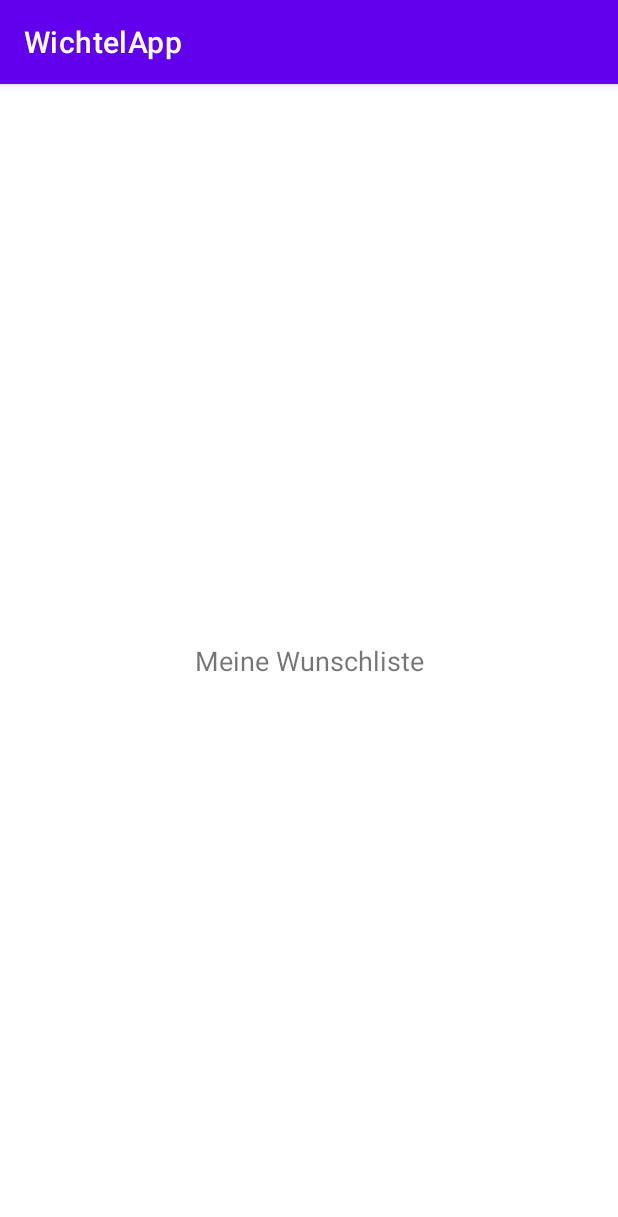
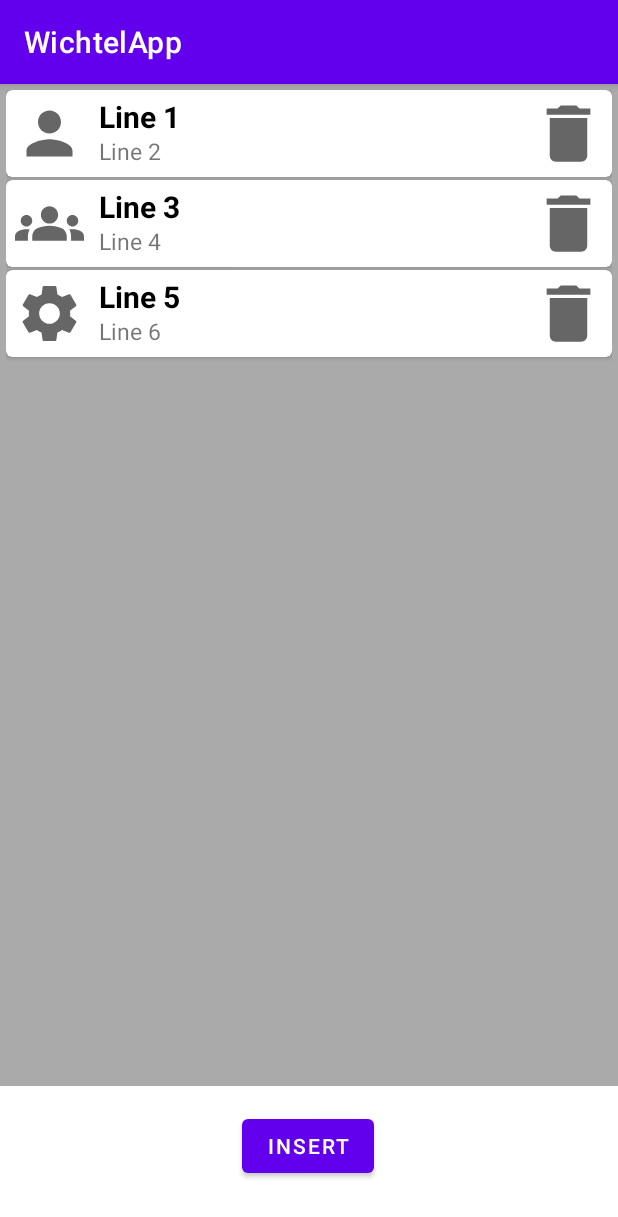
Before and after one commit to svwet/wichtelapp, an Android app: the fragment MeineWunschlisteFragment shown on its own in the app's theme, on a phone screen of 412 x 824 dp. Shown: the top 1217 px of the screen. Run offline under Robolectric (Android 15) with nearby library versions, the phone set to English and light mode, and no system bars.

Commit message:
Fix view null pointer

```diff
--- a/app/src/main/java/ch/appbrew/wichtelapp/MeineWunschlisteFragment.java
+++ b/app/src/main/java/ch/appbrew/wichtelapp/MeineWunschlisteFragment.java
@@ -3,10 +3,15 @@ package ch.appbrew.wichtelapp;
 import android.os.Bundle;
 
 import androidx.fragment.app.Fragment;
+import androidx.recyclerview.widget.LinearLayoutManager;
+import androidx.recyclerview.widget.RecyclerView;
 
 import android.view.LayoutInflater;
 import android.view.View;
 import android.view.ViewGroup;
+import android.widget.Button;
+
+import java.util.ArrayList;
 
 /**
  * A simple {@link Fragment} subclass.
@@ -14,18 +19,18 @@ import android.view.ViewGroup;
  * create an instance of this fragment.
  */
 public class MeineWunschlisteFragment extends Fragment {
-
-    // TODO: Rename parameter arguments, choose names that match
-    // the fragment initialization parameters, e.g. ARG_ITEM_NUMBER
+    private ArrayList<MyWishListItem> myWishList;
+    private RecyclerView mRecyclerView;
+    private MyWishListAdapter mAdapter;
+    private RecyclerView.LayoutManager mLayoutManager;
+    private Button buttonInsert;
     private static final String ARG_PARAM1 = "param1";
     private static final String ARG_PARAM2 = "param2";
 
-    // TODO: Rename and change types of parameters
     private String mParam1;
     private String mParam2;
 
     public MeineWunschlisteFragment() {
-        // Required empty public constructor
     }
 
     /**
@@ -36,13 +41,9 @@ public class MeineWunschlisteFragment extends Fragment {
      * @param param2 Parameter 2.
      * @return A new instance of fragment MeineWunschlisteFragment.
      */
-    // TODO: Rename and change types and number of parameters
     public static MeineWunschlisteFragment newInstance(String param1, String param2) {
         MeineWunschlisteFragment fragment = new MeineWunschlisteFragment();
         Bundle args = new Bundle();
-        args.putString(ARG_PARAM1, param1);
-        args.putString(ARG_PARAM2, param2);
-        fragment.setArguments(args);
         return fragment;
     }
 
@@ -59,6 +60,58 @@ public class MeineWunschlisteFragment extends Fragment {
     public View onCreateView(LayoutInflater inflater, ViewGroup container,
                              Bundle savedInstanceState) {
         // Inflate the layout for this fragment
-        return inflater.inflate(R.layout.fragment_meine_wunschliste, container, false);
+        View view = inflater.inflate(R.layout.fragment_meine_wunschliste,
+                container, false);
+        createExampleList();
+        buildRecyclerView(view);
+        setButtons(view);
+        return view;
+    }
+    public void insertItem(int position) {
+        myWishList.add(position, new MyWishListItem(R.drawable.ic_user, "New Item At Position" + position, "This is Line 2"));
+        mAdapter.notifyItemInserted(position);
+    }
+    public void removeItem(int position) {
+        myWishList.remove(position);
+        mAdapter.notifyItemRemoved(position);
+    }
+    public void changeItem(int position, String text) {
+        myWishList.get(position).changeProductName(text);
+        mAdapter.notifyItemChanged(position);
+    }
+    public void createExampleList() {
+        myWishList = new ArrayList<>();
+        myWishList.add(new MyWishListItem(R.drawable.ic_user, "Line 1", "Line 2"));
+        myWishList.add(new MyWishListItem(R.drawable.ic_gruppe, "Line 3", "Line 4"));
+        myWishList.add(new MyWishListItem(R.drawable.ic_benutzereinstellung, "Line 5", "Line 6"));
+    }
+
+    public void buildRecyclerView(View view) {
+        mRecyclerView = view.findViewById(R.id.recyclerView);
+        mRecyclerView.setHasFixedSize(true);
+        mLayoutManager = new LinearLayoutManager(getActivity());
+        mAdapter = new MyWishListAdapter(myWishList);
+        mRecyclerView.setLayoutManager(mLayoutManager);
+        mRecyclerView.setAdapter(mAdapter);
+        mAdapter.setOnItemClickListener(new MyWishListAdapter.OnItemClickListener() {
+            @Override
+            public void onItemClick(int position) {
+                changeItem(position, "Clicked");
+            }
+            @Override
+            public void onDeleteClick(int position) {
+                removeItem(position);
+            }
+        });
+    }
+    public void setButtons(View view) {
+        buttonInsert = view.findViewById(R.id.button_insert);
+        buttonInsert.setOnClickListener(new View.OnClickListener() {
+            @Override
+            public void onClick(View v) {
+                int position = 0;
+                insertItem(position);
+            }
+        });
     }
 }
--- a/app/src/main/res/layout/fragment_meine_wunschliste.xml
+++ b/app/src/main/res/layout/fragment_meine_wunschliste.xml
@@ -7,14 +7,25 @@
     android:layout_height="match_parent"
     tools:context=".MeineWunschlisteFragment" >
 
-    <TextView
-        android:id="@+id/textView4"
+    <androidx.recyclerview.widget.RecyclerView
+        android:id="@+id/recyclerView"
+        android:layout_width="match_parent"
+        android:layout_height="match_parent"
+        android:layout_marginBottom="100dp"
+        android:background="@android:color/darker_gray"
+        android:padding="4dp"
+        android:scrollbars="vertical" />
+
+    <Button
+        android:id="@+id/button_insert"
         android:layout_width="wrap_content"
         android:layout_height="wrap_content"
-        android:text="Meine Wunschliste"
-        android:textSize="18sp"
+        android:layout_alignParentStart="true"
+        android:layout_alignParentBottom="true"
+        android:layout_marginBottom="36dp"
+        android:text="insert"
         app:layout_constraintBottom_toBottomOf="parent"
         app:layout_constraintEnd_toEndOf="parent"
-        app:layout_constraintStart_toStartOf="parent"
-        app:layout_constraintTop_toTopOf="parent" />
+        app:layout_constraintHorizontal_bias="0.498"
+        app:layout_constraintStart_toStartOf="parent" />
 </androidx.constraintlayout.widget.ConstraintLayout>
```
Also changed, not shown: app/src/main/res/layout/activity_mywishlist.xml (+0 -8 lines).
